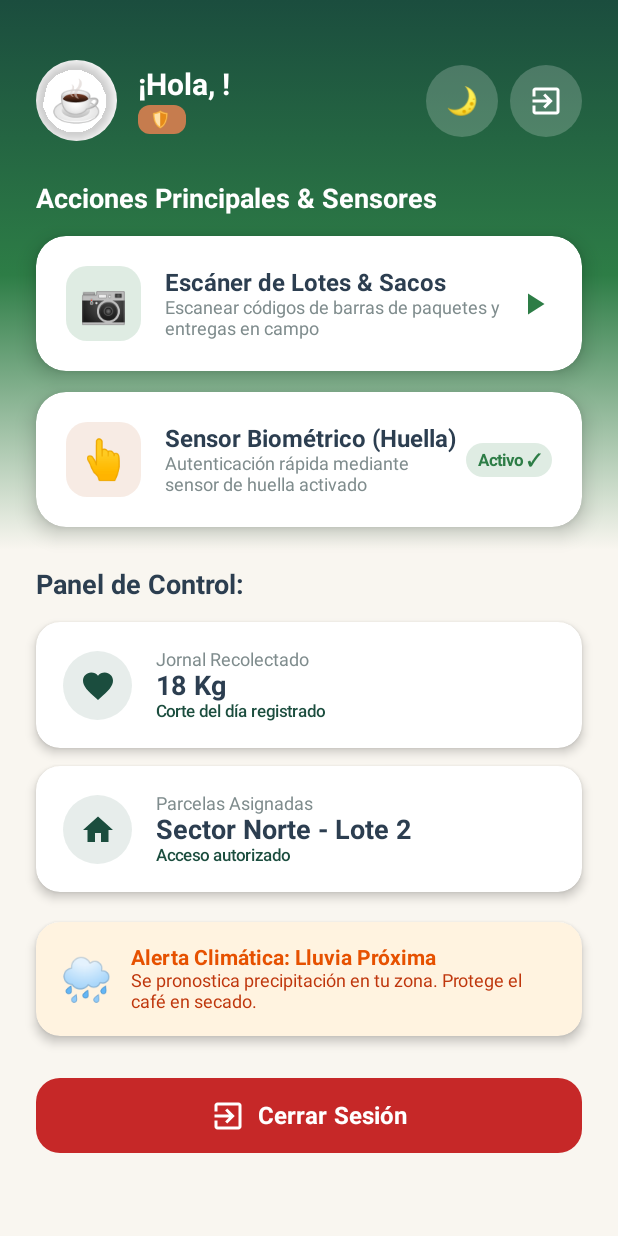
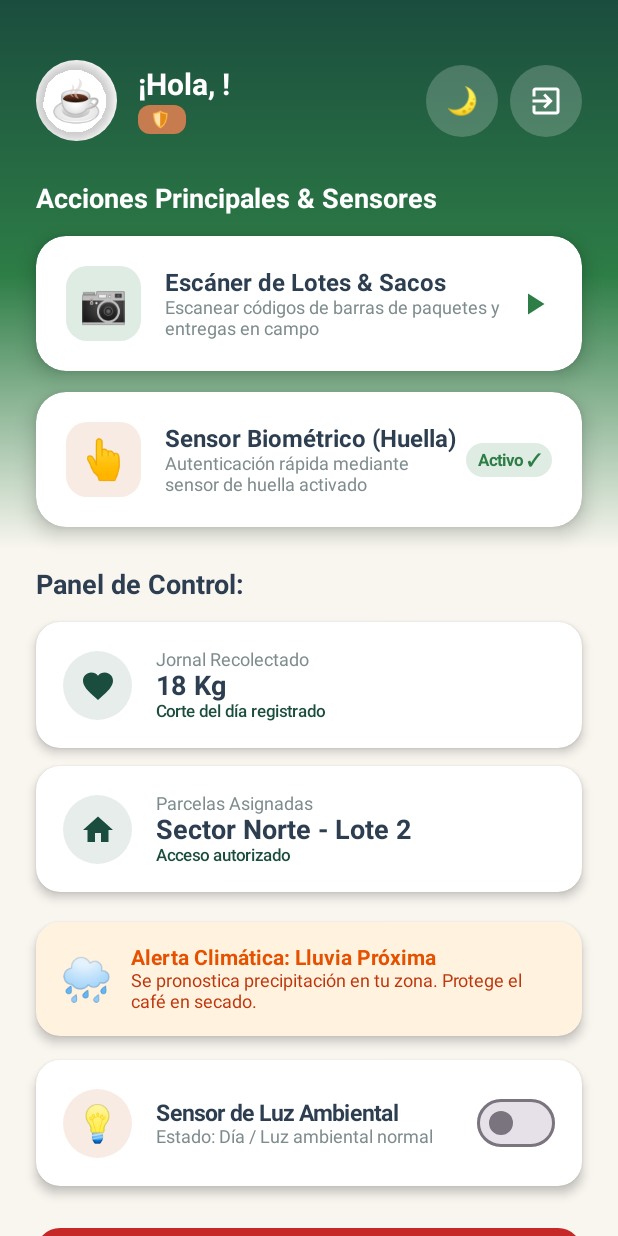
Before and after one commit to Juangg32/AgroCafe, an Android app built with Jetpack Compose: the composable DashboardScreen called with empty values, on a phone screen of 412 x 824 dp. Run offline under Robolectric (Android 15) with nearby library versions, the phone set to English and light mode, and no system bars.

Commit message:
feat: agregar tarjeta y switch interactivo de simulador de sensor de luz en dashboard

```diff
--- a/frontend/LoginFrontend/shared/src/commonMain/kotlin/org/example/project/DashboardScreen.kt
+++ b/frontend/LoginFrontend/shared/src/commonMain/kotlin/org/example/project/DashboardScreen.kt
@@ -306,6 +306,50 @@ fun DashboardScreen(
                 }
             }
 
+            Spacer(modifier = Modifier.height(16.dp))
+
+            // Light Sensor Simulator Card / Switch
+            Card(
+                modifier = Modifier
+                    .fillMaxWidth()
+                    .shadow(4.dp, RoundedCornerShape(16.dp)),
+                shape = RoundedCornerShape(16.dp),
+                colors = CardDefaults.cardColors(containerColor = SoftCardBg)
+            ) {
+                Row(
+                    modifier = Modifier.padding(18.dp),
+                    verticalAlignment = Alignment.CenterVertically
+                ) {
+                    Box(
+                        modifier = Modifier
+                            .size(46.dp)
+                            .clip(CircleShape)
+                            .background(CoffeeAmber.copy(alpha = 0.15f)),
+                        contentAlignment = Alignment.Center
+                    ) {
+                        Text(text = "💡", fontSize = 24.sp)
+                    }
+                    Spacer(modifier = Modifier.width(16.dp))
+                    Column(modifier = Modifier.weight(1f)) {
+                        Text(
+                            text = "Sensor de Luz Ambiental",
+                            fontSize = 15.sp,
+                            fontWeight = FontWeight.Bold,
+                            color = TextDark
+                        )
+                        Text(
+                            text = if (isDarkMode) "Estado: Noche / Oscuridad detectada" else "Estado: Día / Luz ambiental normal",
+                            fontSize = 12.sp,
+                            color = MutedGrey
+                        )
+                    }
+                    Switch(
+                        checked = isDarkMode,
+                        onCheckedChange = { onToggleTheme() }
+                    )
+                }
+            }
+
             Spacer(modifier = Modifier.height(28.dp))
 
             // Logout Button
```
